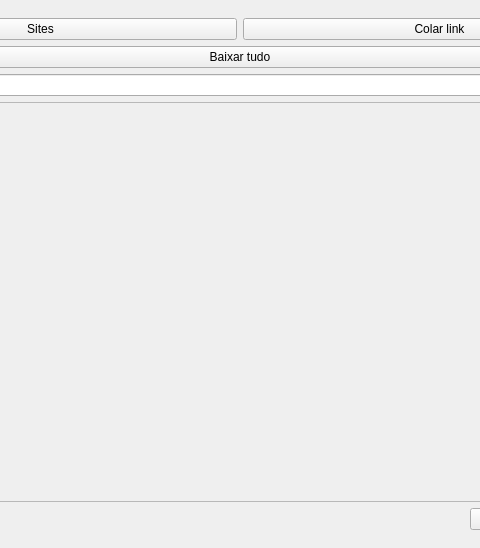
The window that src/GUI_qt/assets/main.ui (Lyem/pyneko) describes before a commit, drawn with Qt 5; both pictures show x 174 to 654 and y 0 to 548 of the 828 by 548 pixel window.
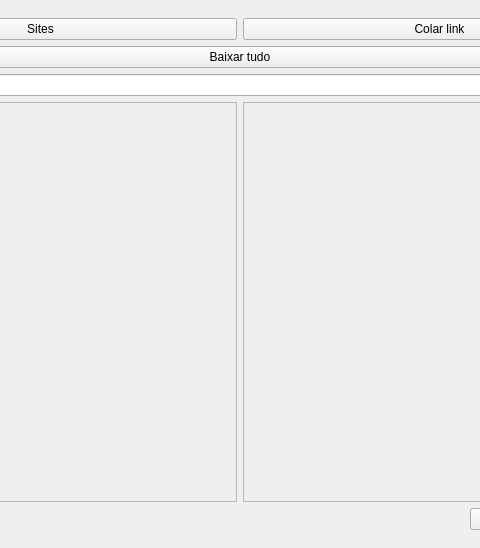
The same window after the commit. Icons and pictures are not drawn.

Commit message: feat: added progress in main window

The edit to the form file:
```diff
--- a/src/GUI_qt/assets/main.ui
+++ b/src/GUI_qt/assets/main.ui
@@ -73,7 +73,21 @@
          </layout>
         </item>
         <item>
+         <layout class="QHBoxLayout" name="horizontalLayout_6">
+          <property name="rightMargin">
+           <number>0</number>
+          </property>
+          <property name="bottomMargin">
+           <number>0</number>
+          </property>
+          <item>
          <widget class="QScrollArea" name="scrollArea">
+            <property name="sizePolicy">
+             <sizepolicy hsizetype="Expanding" vsizetype="Expanding">
+              <horstretch>0</horstretch>
+              <verstretch>0</verstretch>
+             </sizepolicy>
+            </property>
           <property name="widgetResizable">
            <bool>true</bool>
           </property>
@@ -82,8 +96,8 @@
             <rect>
              <x>0</x>
              <y>0</y>
-             <width>804</width>
-             <height>356</height>
+               <width>398</width>
+               <height>354</height>
             </rect>
            </property>
            <layout class="QVBoxLayout" name="verticalLayout_4">
@@ -93,6 +107,30 @@
            </layout>
           </widget>
          </widget>
+          </item>
+          <item>
+           <widget class="QScrollArea" name="progress_scroll">
+            <property name="widgetResizable">
+             <bool>true</bool>
+            </property>
+            <widget class="QWidget" name="scrollAreaWidgetContents_3">
+             <property name="geometry">
+              <rect>
+               <x>0</x>
+               <y>0</y>
+               <width>394</width>
+               <height>350</height>
+              </rect>
+             </property>
+             <layout class="QVBoxLayout" name="verticalLayout_3">
+              <item>
+               <layout class="QVBoxLayout" name="verticalProgress"/>
+              </item>
+             </layout>
+            </widget>
+           </widget>
+          </item>
+         </layout>
         </item>
         <item>
          <layout class="QHBoxLayout" name="horizontalLayout_3">
```
Lines whose indentation alone changed are shown as unchanged. The commit also changes 2 other files.
